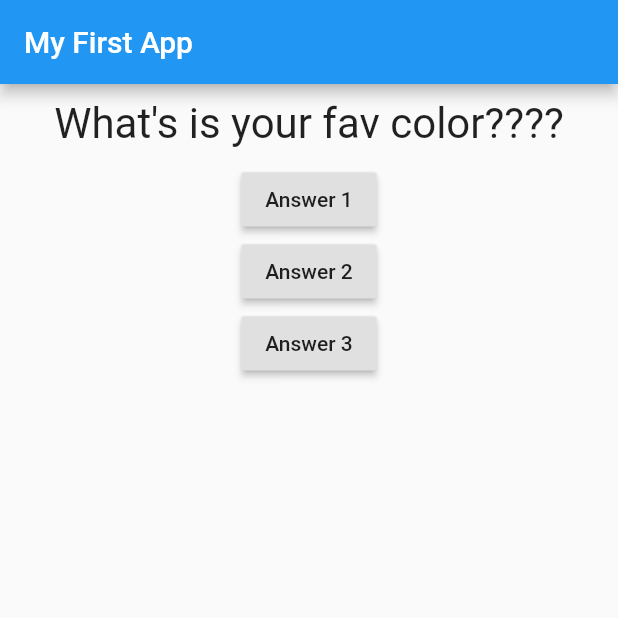
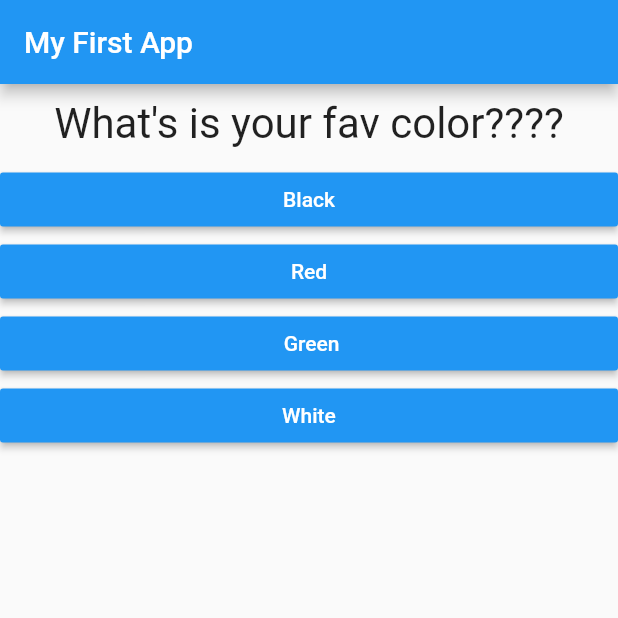
Before and after one commit to adamjweil/flutter_complete_guide, a Flutter app: the screen it shows after launch, on a phone screen of 412 x 824 dp, the top half of it. Run offline on Flutter 3.47's test engine with Material 2 defaults, Android fonts, the phone set to English and light mode, and no system bars.

Commit message:
buttons are being populated with the answers array

```diff
--- /dev/null
+++ b/lib/answer.dart
@@ -0,0 +1,21 @@
+import 'package:flutter/material.dart';
+
+class Answer extends StatelessWidget {
+  final Function selectHandler;
+  final String answerText;
+
+  Answer(this.selectHandler, this.answerText);
+
+  @override
+  Widget build(BuildContext context) {
+    return Container(
+      width: double.infinity,
+      child: RaisedButton(
+        child: Text(answerText),
+        color: Colors.blue,
+        textColor: Colors.white,
+        onPressed: selectHandler,
+      ),
+    );
+  }
+}
--- a/lib/main.dart
+++ b/lib/main.dart
@@ -1,6 +1,7 @@
 import 'package:flutter/material.dart';
 
 import './question.dart';
+import './answer.dart';
 
 // void main() {
 //   runApp(MyApp());
@@ -29,14 +30,22 @@ class _MyAppState extends State<MyApp> {
     print(_questionIndex);
   }
 
-  var questions = [
-    'What\'s is your fav color????',
-    'What\'s your favorite animal?',
-    'What\'s your gender?'
-  ];
-
   @override
   Widget build(BuildContext context) {
+    const questions = [
+      {'questionText': 'What\'s is your fav color????', 'answers': [
+        'Black', 'Red', ' Green', 'White'],
+      },
+      {'questionText': 'What\'s your favorite animal?', 'answers': [
+        'Dogs', 'Cats', 'Sheep', 'Birds'],
+      },
+
+      {'questionText': 'What\'s your gender?', 'answers': [
+        'Male', 'Female', 'Neither', 'Both']
+      }
+    ];
+
+
     return MaterialApp(
       home: Scaffold(
         appBar: AppBar(
@@ -45,20 +54,11 @@ class _MyAppState extends State<MyApp> {
         body: Column(
           children: [
             Question(
-              questions[_questionIndex]
-              ),
-            RaisedButton(
-              child: Text('Answer 1'),
-              onPressed: _answerQuestion,
+              questions[_questionIndex]['questionText'],
             ),
-            RaisedButton(
-              child: Text('Answer 2'),
-              onPressed: _answerQuestion,
-            ),
-            RaisedButton(
-              child: Text('Answer 3'),
-              onPressed: _answerQuestion,
-            ),
+            ...(questions[_questionIndex]['answers'] as List<String>).map((answer) {
+              return Answer(_answerQuestion, answer);
+            }).toList()
           ],
         ),
       ),
@@ -66,4 +66,4 @@ class _MyAppState extends State<MyApp> {
   }
 }
 
-// Session 39 on Udemy
+// Session 46 on Udemy
```
